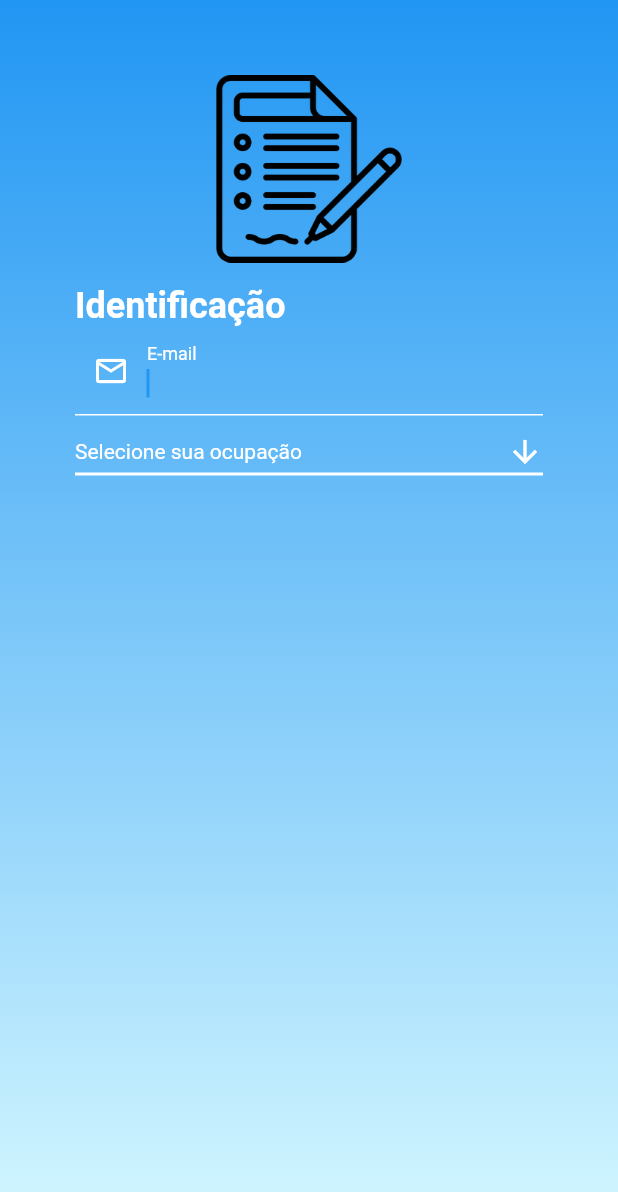
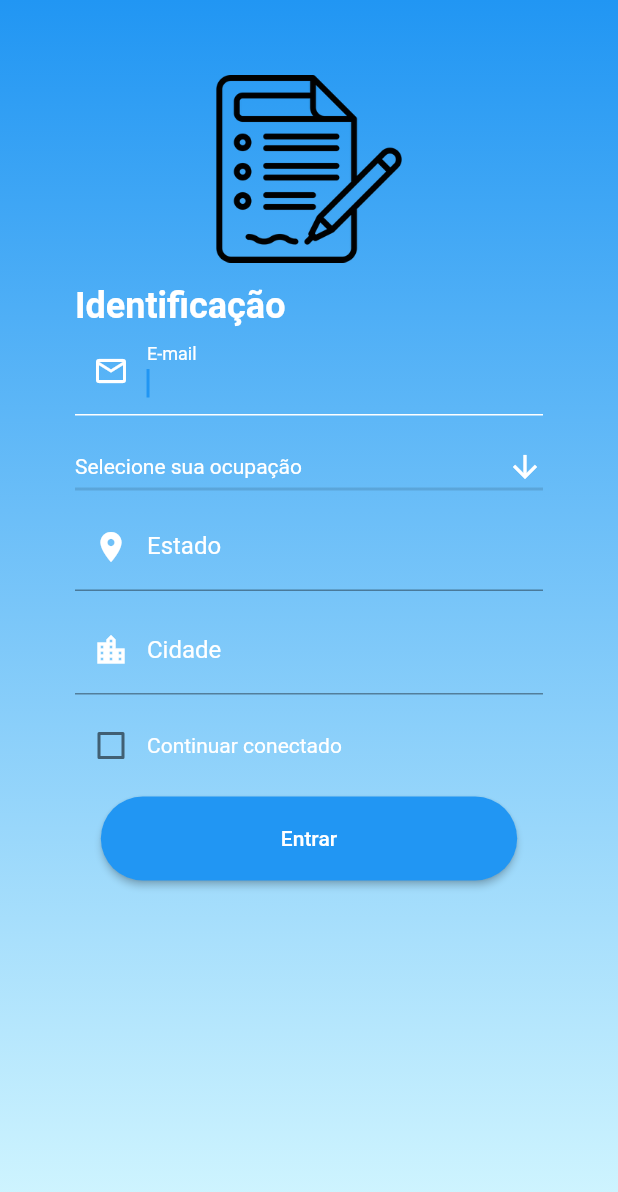
Before and after one commit to FBRosito/app_vacinas, a Flutter app: the screen it shows after launch, after a tap on "Entrar", on a phone screen of 412 x 824 dp. Shown: the top 1192 px of the screen. Run offline on Flutter 3.47's test engine with Material 2 defaults, Android fonts, the phone set to English and light mode, and no system bars.

Commit message:
Telas atualizadas graficamente, adicionado Caampos de Estado e Cidade, CheckBox Continuar Conectado e botão de Entrar na login_screen

```diff
--- a/lib/main.dart
+++ b/lib/main.dart
@@ -1,5 +1,3 @@
-//import 'package:app_vacinas/screens/home.dart';
-//import 'package:app_vacinas/screens/login_screen.dart';
 import 'package:flutter/material.dart';
 import 'package:app_vacinas/screens/first_screen.dart';
 
--- a/lib/screens/first_screen.dart
+++ b/lib/screens/first_screen.dart
@@ -43,7 +43,20 @@ class _FirstScreenState extends State<FirstScreen> {
               ),
               child: Image.asset(
                 "assets/iconeVacina.png",
-                height: 125,
+                height: 150,
+              ),
+            ),
+            Padding(
+              padding: EdgeInsets.only(
+                bottom: 15,
+              ),
+              child: Text(
+                "Sala de Vacinas",
+                textAlign: TextAlign.center,
+                style: TextStyle(
+                    color: Colors.white,
+                    fontSize: 30,
+                    fontWeight: FontWeight.bold),
               ),
             ),
             ElevatedButton(
@@ -52,8 +65,13 @@ class _FirstScreenState extends State<FirstScreen> {
                   textAlign: TextAlign.center,
                   style: TextStyle(
                     color: Colors.white,
-                    fontSize: 24,
+                    fontSize: 30,
                     fontWeight: FontWeight.bold,
+                  ),
+                ),
+                style: ElevatedButton.styleFrom(
+                  shape: RoundedRectangleBorder(
+                    borderRadius: BorderRadius.circular(50),
                   ),
                 ),
                 onPressed: () {
--- a/lib/screens/login_screen.dart
+++ b/lib/screens/login_screen.dart
@@ -1,3 +1,6 @@
+import 'dart:ui';
+
+import 'package:app_vacinas/screens/privacy_screen.dart';
 import 'package:flutter/material.dart';
 
 class LoginScreen extends StatefulWidget {
@@ -16,6 +19,7 @@ class _LoginScreenState extends State<LoginScreen> {
     255,
   );
 
+  bool continueConnected = false;
   String dropdownValue = 'Selecione sua ocupação';
 
   @override
@@ -81,9 +85,11 @@ class _LoginScreenState extends State<LoginScreen> {
                         ),
                       ),
                     ),
+                    Padding(padding: EdgeInsets.only(bottom: 10)),
                     DropdownButton<String>(
+                      focusColor: Colors.blue[600],
                       isExpanded: true,
-                      dropdownColor: Colors.black38,
+                      dropdownColor: Colors.blue[300],
                       value: dropdownValue,
                       icon: const Icon(
                         Icons.arrow_downward,
@@ -94,7 +100,7 @@ class _LoginScreenState extends State<LoginScreen> {
                       style: const TextStyle(color: Colors.white),
                       underline: Container(
                         height: 2,
-                        color: Colors.white,
+                        color: Colors.black12,
                       ),
                       onChanged: (String? newValue) {
                         setState(() {
@@ -115,6 +121,86 @@ class _LoginScreenState extends State<LoginScreen> {
                         );
                       }).toList(),
                     ),
+                    TextFormField(
+                      decoration: InputDecoration(
+                        labelText: "Estado",
+                        labelStyle: TextStyle(
+                          color: Colors.white,
+                        ),
+                        prefixIcon: Icon(
+                          Icons.location_on,
+                          color: Colors.white,
+                        ),
+                        border: UnderlineInputBorder(
+                          borderSide: BorderSide(color: Colors.white),
+                        ),
+                        focusedBorder: UnderlineInputBorder(
+                          borderSide: BorderSide(color: Colors.white),
+                        ),
+                      ),
+                    ),
+                    Padding(padding: EdgeInsets.only(bottom: 10)),
+                    TextFormField(
+                      decoration: InputDecoration(
+                        labelText: "Cidade",
+                        labelStyle: TextStyle(
+                          color: Colors.white,
+                        ),
+                        prefixIcon: Icon(
+                          Icons.location_city,
+                          color: Colors.white,
+                        ),
+                        border: UnderlineInputBorder(
+                          borderSide: BorderSide(color: Colors.white),
+                        ),
+                        focusedBorder: UnderlineInputBorder(
+                          borderSide: BorderSide(color: Colors.white),
+                        ),
+                      ),
+                    ),
+                    Padding(padding: EdgeInsets.only(bottom: 10)),
+                    Row(
+                      children: [
+                        Checkbox(
+                          value: this.continueConnected,
+                          onChanged: (bool? newValue) {
+                            setState(() {
+                              this.continueConnected = newValue!;
+                            });
+                          },
+                          checkColor: Colors.white,
+                          focusColor: Colors.white,
+                        ),
+                        Text(
+                          "Continuar conectado",
+                          style: TextStyle(color: Colors.white),
+                        )
+                      ],
+                    ),
+                    Padding(padding: EdgeInsets.only(bottom: 10)),
+                    ElevatedButton(
+                      onPressed: () {
+                        Navigator.push(
+                          context,
+                          MaterialPageRoute(
+                            builder: (context) => PrivacyScreen(),
+                          ),
+                        );
+                      },
+                      child: Text(
+                        "Entrar",
+                        style: TextStyle(
+                          color: Colors.white,
+                        ),
+                      ),
+                      style: ElevatedButton.styleFrom(
+                        padding:
+                            EdgeInsets.symmetric(horizontal: 120, vertical: 20),
+                        shape: RoundedRectangleBorder(
+                          borderRadius: BorderRadius.circular(50),
+                        ),
+                      ),
+                    ),
                   ],
                 ),
               ),
--- /dev/null
+++ b/lib/screens/privacy_screen.dart
@@ -0,0 +1,15 @@
+import 'package:flutter/material.dart';
+
+class PrivacyScreen extends StatefulWidget {
+  const PrivacyScreen({Key? key}) : super(key: key);
+
+  @override
+  _PrivacyScreenState createState() => _PrivacyScreenState();
+}
+
+class _PrivacyScreenState extends State<PrivacyScreen> {
+  @override
+  Widget build(BuildContext context) {
+    return Container();
+  }
+}
--- /dev/null
+++ b/lib/values/custom_colors.dart
@@ -0,0 +1,9 @@
+import 'package:flutter/material.dart';
+
+class CustomColors {
+  Color _activePrimaryButton = Color.fromARGB(255, 63, 81, 181);
+
+  Color getActivePrimaryButtonColor() {
+    return _activePrimaryButton;
+  }
+}
--- a/pubspec.yaml
+++ b/pubspec.yaml
@@ -23,7 +23,6 @@ environment:
 dependencies:
   flutter:
     sdk: flutter
-
 
   # The following adds the Cupertino Icons font to your application.
   # Use with the CupertinoIcons class for iOS style icons.
```
Also changed, not shown: lib/models/user_model.dart (added).
